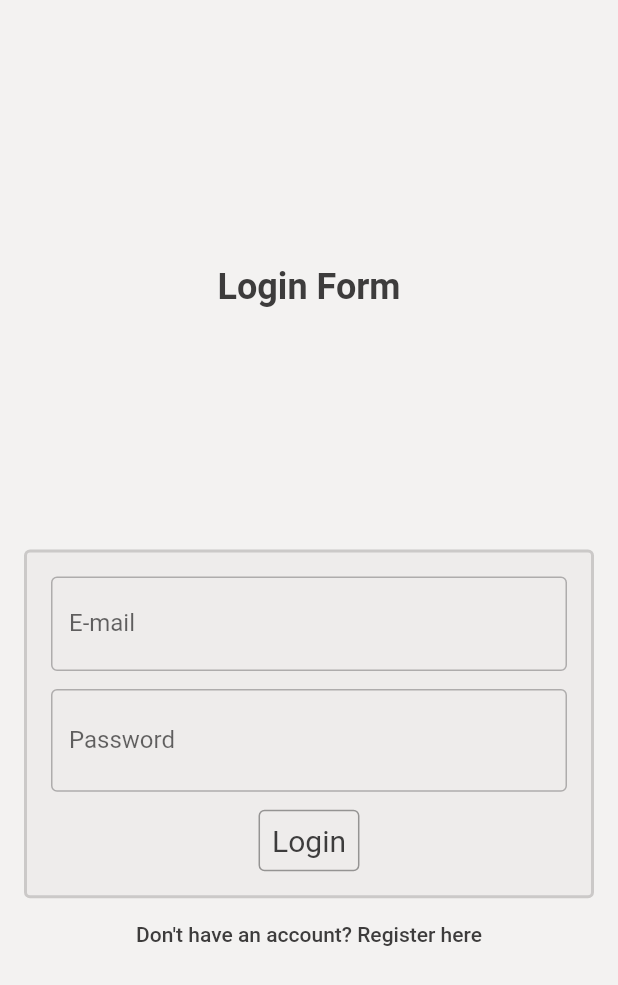
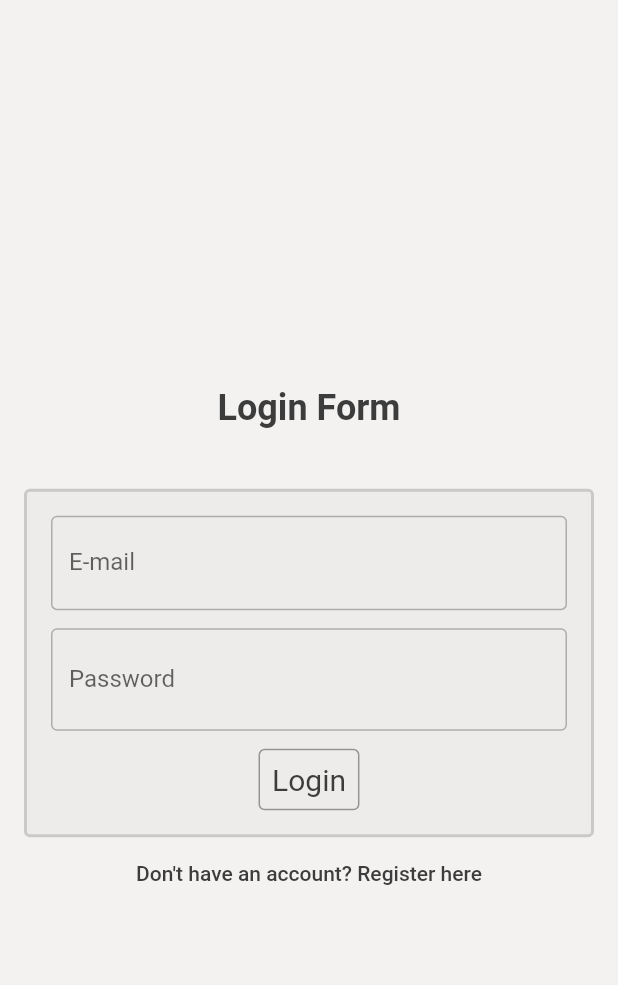
Before and after one commit to emrehandursun/money_saver, a Flutter app: the screen it shows after launch, after a tap on "Login", on a phone screen of 412 x 824 dp. Shown: the top 985 px of the screen. Run offline on Flutter 3.47's test engine with Material 2 defaults, Android fonts, the phone set to English and light mode, and no system bars; our stand-ins replace awesome_dialog, cloud_firestore, firebase_auth, firebase_core, flutter_secure_storage, line_icons and 1 more; accounts and stored records are empty.

Commit message:
bug fix
bug fix

```diff
--- a/lib/pages/authentication_page.dart
+++ b/lib/pages/authentication_page.dart
@@ -23,11 +23,13 @@ class _AuthenticationPageState extends State<AuthenticationPage> {
     final ThemeData themeData = Theme.of(context);
     return Scaffold(
       backgroundColor: themeData.colorScheme.primaryContainer,
-      body: Padding(
+      body: Center(
+        child: SingleChildScrollView(
+          child: Padding(
             padding: const EdgeInsets.all(16),
             child: Column(
-          mainAxisAlignment: MainAxisAlignment.spaceEvenly,
               children: [
+                const SizedBox(height: 40),
                 Text(
                   isLoggingMode ? 'Login Form' : 'Register Form',
                   style: TextStyle(
@@ -36,6 +38,7 @@ class _AuthenticationPageState extends State<AuthenticationPage> {
                     color: themeData.colorScheme.primary,
                   ),
                 ),
+                const SizedBox(height: 40),
                 Column(
                   mainAxisAlignment: MainAxisAlignment.center,
                   children: [
@@ -62,6 +65,8 @@ class _AuthenticationPageState extends State<AuthenticationPage> {
                   ],
                 ),
               ],
+            ),
+          ),
         ),
       ),
     );
@@ -118,32 +123,10 @@ class _LoginFormState extends State<LoginForm> with DialogComposer {
             },
             onChanged: (value) => setState(() {}),
           ),
-          if ((_passwordController.text.isNotEmpty)) const SizedBox(height: 12),
-          if ((_passwordController.text.isNotEmpty))
-            Align(
-              alignment: Alignment.centerLeft,
-              child: PasswordValidator(
-                successColor: themeData.focusColor,
-                failureColor: themeData.colorScheme.primary,
-                minLength: 8,
-                uppercaseCharCount: 0,
-                numericCharCount: 3,
-                specialCharCount: 1,
-                normalCharCount: 3,
-                height: 100,
-                onSuccess: () {
-                  isPasswordValidate = true;
-                },
-                onFail: () {
-                  isPasswordValidate = false;
-                },
-                controller: _passwordController,
-              ),
-            ),
           const SizedBox(height: 12),
           InkWell(
             onTap: () async {
-              if (isPasswordValidate && _emailController.text.isValidEmail()) {
+              if (_emailController.text.isValidEmail()) {
                 try {
                   await FirebaseAuth.instance.signInWithEmailAndPassword(email: _emailController.text, password: _passwordController.text).then((value) {
                     final ApplicationProvider applicationProvider = Provider.of<ApplicationProvider>(context, listen: false);
--- a/lib/provider/application/application_provider.dart
+++ b/lib/provider/application/application_provider.dart
@@ -3,6 +3,7 @@ import 'dart:async';
 import 'package:firebase_core/firebase_core.dart';
 import 'package:flutter/foundation.dart';
 import 'package:flutter/material.dart';
+import 'package:money_saver/provider/customer/customer_provider.dart';
 import '../../firebase_options.dart';
 import '../../pages/home_page.dart';
 import '../../pages/profile_page.dart';
@@ -25,6 +26,7 @@ class ApplicationProvider with ChangeNotifier, DiagnosticableTreeMixin {
       await Firebase.initializeApp(
         options: DefaultFirebaseOptions.currentPlatform,
       );
+      await CustomerProvider().getCurrent();
       status = ProgramStatus.readyApp;
     } catch (e) {
       status = ProgramStatus.applicationError;
--- a/lib/provider/customer/customer_provider.dart
+++ b/lib/provider/customer/customer_provider.dart
@@ -5,11 +5,19 @@ import 'package:money_saver/models/customer/customer.dart';
 import 'package:money_saver/models/user/user.dart' as models;
 
 class CustomerProvider with ChangeNotifier, DiagnosticableTreeMixin {
-  Future<Customer> getCurrent() async {
-    models.User? user =
-        await FirebaseFirestore.instance.collection('users').where('uid', isEqualTo: FirebaseAuth.instance.currentUser!.uid).get().then((value) => models.User.fromMap(value.docs.first.data()));
-    final Customer customer = Customer();
-    customer.user = user;
-    return customer;
+  Customer? currentCustomer;
+  Future<Customer?> getCurrent() async {
+    models.User? user;
+    if (FirebaseAuth.instance.currentUser != null) {
+      user = await FirebaseFirestore.instance.collection('users').where('uid', isEqualTo: FirebaseAuth.instance.currentUser!.uid).get().then((value) => models.User.fromMap(value.docs.first.data()));
+    }
+    if (user != null) {
+      final Customer customer = Customer();
+      customer.user = user;
+      currentCustomer = customer;
+      return customer;
+    }
+    notifyListeners();
+    return null;
   }
 }
```
Also changed, not shown: lib/models/user/user.dart (+12 -10 lines), lib/pages/home_page.dart (+4 -3 lines), pubspec.yaml (+5 -5 lines), pubspec.lock, 3 other files. Lines whose indentation alone changed are shown as unchanged.
